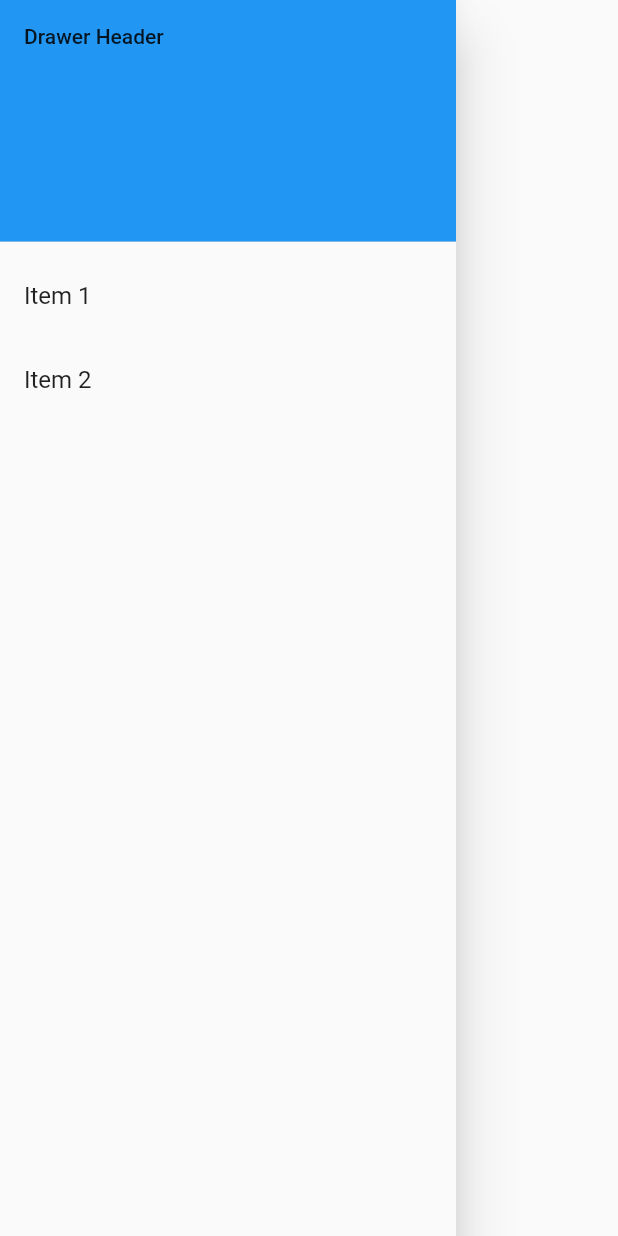
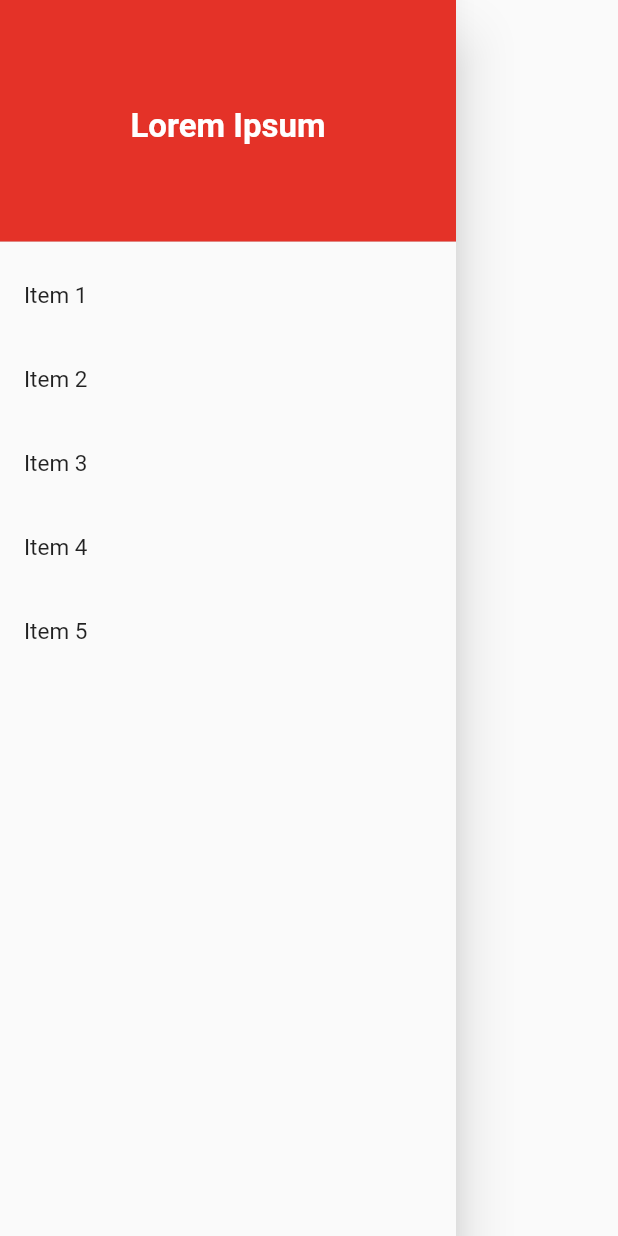
Before and after one commit to sudoahmed/MsGlobalTask1, a Flutter app: the CustomDrawer widget shown alone on an empty page, opened directly, on a phone screen of 412 x 824 dp. Run offline on Flutter 3.47's test engine with Material 2 defaults, Android fonts, the phone set to English and light mode, and no system bars; our stand-ins replace animated_splash_screen.

Commit message:
Final Touch Done

```diff
--- a/lib/components/custom_drawer.dart
+++ b/lib/components/custom_drawer.dart
@@ -1,4 +1,5 @@
 import 'package:flutter/material.dart';
+import 'package:ms_global_task1/constants/color_constants.dart';
 
 class CustomDrawer extends StatelessWidget {
   const CustomDrawer({
@@ -16,13 +17,22 @@ class CustomDrawer extends StatelessWidget {
         padding: EdgeInsets.zero,
         children: [
           const DrawerHeader(
-            decoration: BoxDecoration(
-              color: Colors.blue,
+            decoration: BoxDecoration(color: kDefaultButtonColor),
+            child: Center(
+              child: Text(
+                'Lorem Ipsum',
+                style: TextStyle(
+                    fontWeight: FontWeight.bold,
+                    fontSize: 22,
+                    color: Colors.white),
+              ),
             ),
-            child: Text('Drawer Header'),
           ),
           ListTile(
-            title: const Text('Item 1'),
+            title: const Text(
+              'Item 1',
+              style: TextStyle(fontSize: 15),
+            ),
             onTap: () {
               // Update the state of the app
               // ...
@@ -31,7 +41,46 @@ class CustomDrawer extends StatelessWidget {
             },
           ),
           ListTile(
-            title: const Text('Item 2'),
+            title: const Text(
+              'Item 2',
+              style: TextStyle(fontSize: 15),
+            ),
+            onTap: () {
+              // Update the state of the app
+              // ...
+              // Then close the drawer
+              Navigator.pop(context);
+            },
+          ),
+          ListTile(
+            title: const Text(
+              'Item 3',
+              style: TextStyle(fontSize: 15),
+            ),
+            onTap: () {
+              // Update the state of the app
+              // ...
+              // Then close the drawer
+              Navigator.pop(context);
+            },
+          ),
+          ListTile(
+            title: const Text(
+              'Item 4',
+              style: TextStyle(fontSize: 15),
+            ),
+            onTap: () {
+              // Update the state of the app
+              // ...
+              // Then close the drawer
+              Navigator.pop(context);
+            },
+          ),
+          ListTile(
+            title: const Text(
+              'Item 5',
+              style: TextStyle(fontSize: 15),
+            ),
             onTap: () {
               // Update the state of the app
               // ...
--- a/lib/screens/login_screen.dart
+++ b/lib/screens/login_screen.dart
@@ -3,7 +3,9 @@ import 'package:ms_global_task1/components/custom_button.dart';
 import 'package:ms_global_task1/components/custom_textfield.dart';
 import 'package:ms_global_task1/constants/color_constants.dart';
 import 'package:ms_global_task1/services/authService.dart';
+import 'package:provider/provider.dart';
 
+import '../provider/json_data_provider.dart';
 import '../services/postFetchService.dart';
 
 class LoginScreen extends StatefulWidget {
@@ -19,6 +21,7 @@ class _LoginScreenState extends State<LoginScreen> {
   TextEditingController passController = TextEditingController();
   @override
   Widget build(BuildContext context) {
+    final jsonData = Provider.of<JsonDataProvider>(context);
     final _width = MediaQuery.of(context).size.width;
     return Scaffold(
       body: SafeArea(
```
